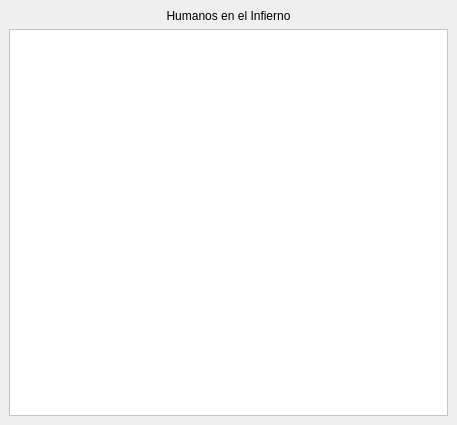
DavidCrgh/Tarea_Programa_Estructuras_2, file ventanacondenados.ui: the form before one commit.
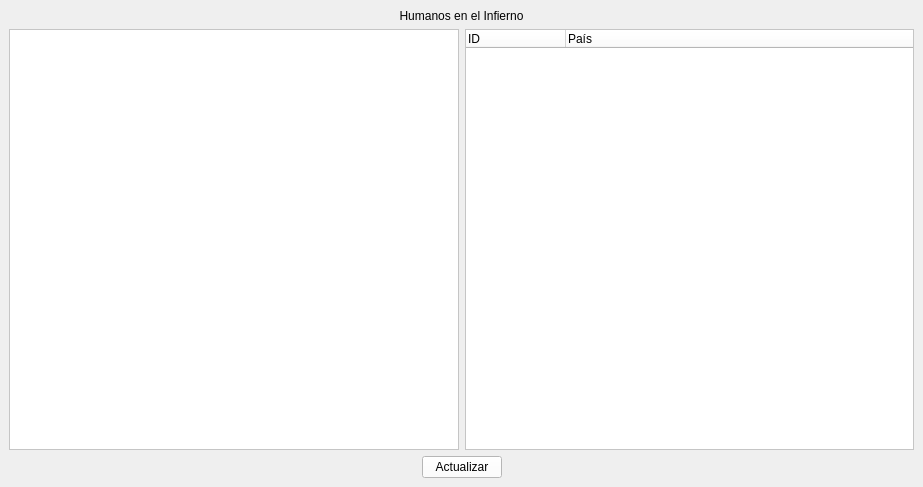
The form after the commit. Icons and pictures are not drawn.

What changed in the file:
```diff
--- a/ventanacondenados.ui
+++ b/ventanacondenados.ui
@@ -6,22 +6,10 @@
    <rect>
     <x>0</x>
     <y>0</y>
-    <width>457</width>
-    <height>425</height>
+    <width>923</width>
+    <height>487</height>
    </rect>
   </property>
-  <property name="minimumSize">
-   <size>
-    <width>457</width>
-    <height>425</height>
-   </size>
-  </property>
-  <property name="maximumSize">
-   <size>
-    <width>457</width>
-    <height>425</height>
-   </size>
-  </property>
   <property name="windowTitle">
    <string>Infierno</string>
   </property>
@@ -51,11 +39,74 @@
      </widget>
     </item>
     <item>
-     <widget class="QTextBrowser" name="informacionCondenados">
-      <property name="styleSheet">
-       <string notr="true">background-color: rgba(255, 255, 255, 255);</string>
-      </property>
-     </widget>
+     <layout class="QHBoxLayout" name="horizontalLayout">
+      <item>
+       <widget class="QTextBrowser" name="informacionCondenados">
+        <property name="styleSheet">
+         <string notr="true">background-color: rgba(255, 255, 255, 255);</string>
+        </property>
+       </widget>
+      </item>
+      <item>
+       <widget class="QTreeWidget" name="arbolSplay">
+        <property name="styleSheet">
+         <string notr="true">background-color: rgb(255, 255, 255);</string>
+        </property>
+        <column>
+         <property name="text">
+          <string>ID</string>
+         </property>
+        </column>
+        <column>
+         <property name="text">
+          <string>País</string>
+         </property>
+        </column>
+       </widget>
+      </item>
+     </layout>
+    </item>
+    <item>
+     <layout class="QHBoxLayout" name="horizontalLayout_2">
+      <item>
+       <spacer name="horizontalSpacer">
+        <property name="orientation">
+         <enum>Qt::Horizontal</enum>
+        </property>
+        <property name="sizeHint" stdset="0">
+         <size>
+          <width>168</width>
+          <height>20</height>
+         </size>
+        </property>
+       </spacer>
+      </item>
+      <item>
+       <widget class="QPushButton" name="actualizar">
+        <property name="styleSheet">
+         <string notr="true">background-color: rgb(255, 255, 255);
+font: 75 16pt &quot;System&quot;;
+</string>
+        </property>
+        <property name="text">
+         <string>Actualizar</string>
+        </property>
+       </widget>
+      </item>
+      <item>
+       <spacer name="horizontalSpacer_2">
+        <property name="orientation">
+         <enum>Qt::Horizontal</enum>
+        </property>
+        <property name="sizeHint" stdset="0">
+         <size>
+          <width>378</width>
+          <height>20</height>
+         </size>
+        </property>
+       </spacer>
+      </item>
+     </layout>
     </item>
    </layout>
   </widget>
```
